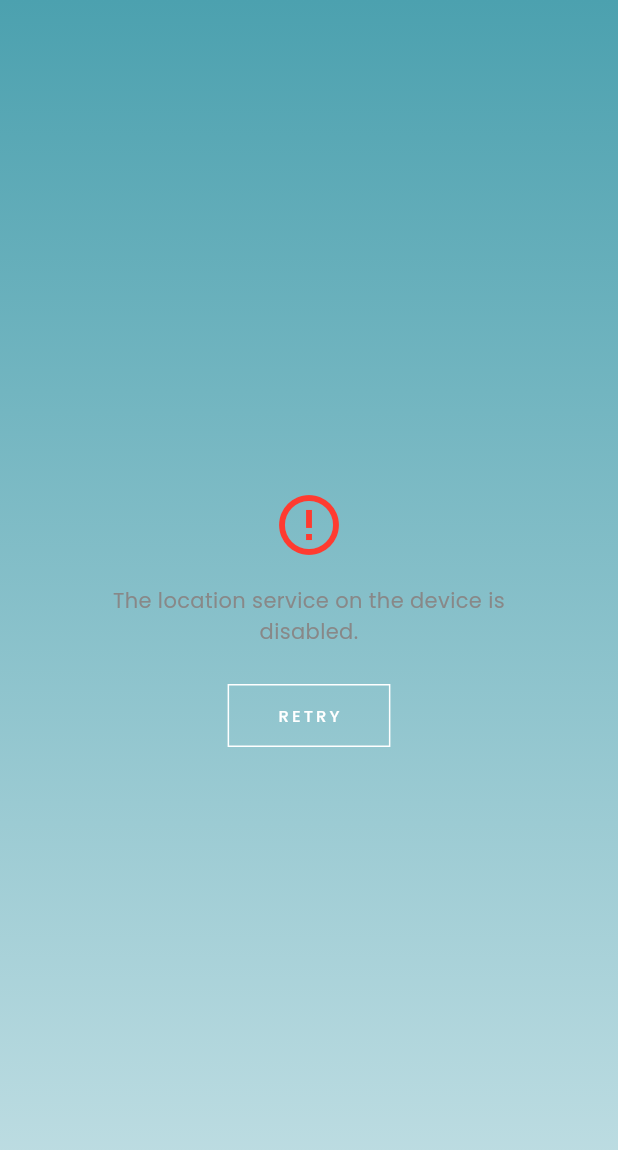
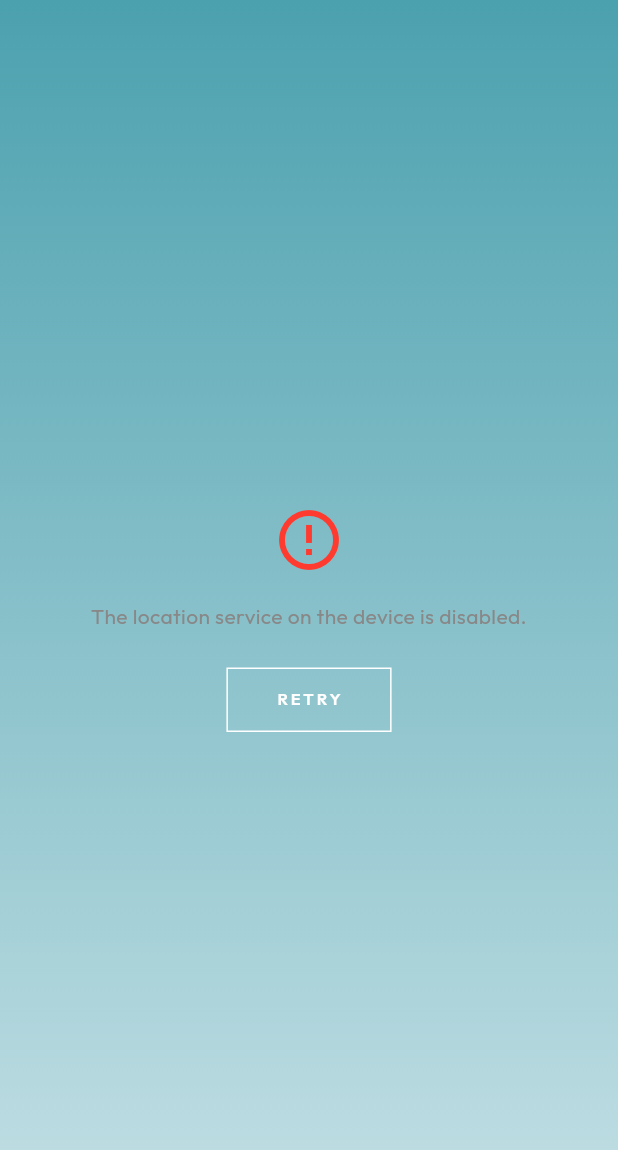
Before and after one commit to workbhaveshpandey-create/kreo_weather, a Flutter app: the screen it shows after launch, on a phone screen of 412 x 824 dp. Shown: the top 1150 px of the screen. Run offline on Flutter 3.47's test engine with Material 3 defaults, Android fonts, the phone set to English and light mode, and no system bars; our stand-ins replace dio, equatable, flutter_animate, flutter_bloc, flutter_local_notifications, geocoding and 5 more; missing offline and left inert: workmanager; statements that could not run were skipped.

Commit message:
Revamp: Cinematic UI Update (Outfit Font, Glassmorphism, Performance)

```diff
--- a/lib/app/theme/app_colors.dart
+++ b/lib/app/theme/app_colors.dart
@@ -37,8 +37,9 @@ class AppColors {
   static const Color accent = Color(0xFF00D9FF);
 
   // Glass effect colors for glassmorphism
-  static const Color glassDark = Color(0x33FFFFFF); // 20% white
-  static const Color glassBorder = Color(0x22FFFFFF); // ~13% white border
+  static const Color glassDark = Color(0x22000000); // 13% black
+  static const Color glassLight = Color(0x33FFFFFF); // 20% white
+  static const Color glassBorder = Color(0x1AFFFFFF); // 10% white border
 
   // Card colors for grid
   static const Color cardUV = Color(0xFF1E1E2E);
@@ -46,18 +47,18 @@ class AppColors {
   static const Color cardHumidity = Color(0xFF1E2E2E);
 }
 
-/// Typography - Using Poppins
+/// Typography - Using Outfit (Cinematic Standard)
 class AppTextStyles {
   AppTextStyles._();
 
-  static TextStyle _poppins({
+  static TextStyle _outfit({
     required double size,
     FontWeight weight = FontWeight.normal,
     Color? color,
     double? height,
     double? letterSpacing,
   }) {
-    return GoogleFonts.poppins(
+    return GoogleFonts.outfit(
       fontSize: size,
       fontWeight: weight,
       color: color,
@@ -67,15 +68,15 @@ class AppTextStyles {
   }
 
   // Temperature Display
-  static TextStyle temperature({Color? color}) => _poppins(
-    size: 80,
-    weight: FontWeight.w200,
+  static TextStyle temperature({Color? color}) => _outfit(
+    size: 100,
+    weight: FontWeight.w100, // Thin
     color: color,
-    letterSpacing: -5,
+    letterSpacing: -6,
   );
 
   // Headlines
-  static TextStyle headline({Color? color}) => _poppins(
+  static TextStyle headline({Color? color}) => _outfit(
     size: 24,
     weight: FontWeight.w600,
     color: color,
@@ -83,87 +84,40 @@ class AppTextStyles {
   );
 
   static TextStyle title({Color? color}) =>
-      _poppins(size: 18, weight: FontWeight.w500, color: color);
+      _outfit(size: 18, weight: FontWeight.w500, color: color);
 
   static TextStyle titleSmall({Color? color}) =>
-      _poppins(size: 14, weight: FontWeight.w500, color: color);
+      _outfit(size: 14, weight: FontWeight.w500, color: color);
 
   // Body
   static TextStyle body({Color? color}) =>
-      _poppins(size: 14, weight: FontWeight.w400, color: color, height: 1.5);
+      _outfit(size: 14, weight: FontWeight.w400, color: color, height: 1.5);
 
   static TextStyle bodySmall({Color? color}) =>
-      _poppins(size: 12, weight: FontWeight.w400, color: color);
+      _outfit(size: 12, weight: FontWeight.w400, color: color);
 
   static TextStyle bodyLarge({Color? color}) =>
-      _poppins(size: 16, weight: FontWeight.w400, color: color, height: 1.6);
+      _outfit(size: 16, weight: FontWeight.w400, color: color, height: 1.6);
 
   // Labels
-  static TextStyle label({Color? color}) => _poppins(
+  static TextStyle label({Color? color}) => _outfit(
     size: 11,
-    weight: FontWeight.w500,
+    weight: FontWeight.w600,
     color: color,
     letterSpacing: 2,
   );
 
-  static TextStyle labelSmall({Color? color}) => _poppins(
+  static TextStyle labelSmall({Color? color}) => _outfit(
     size: 10,
-    weight: FontWeight.w500,
+    weight: FontWeight.w600,
     color: color,
     letterSpacing: 1.5,
   );
 
   // Card Title
   static TextStyle cardTitle({Color? color}) =>
-      _poppins(size: 13, weight: FontWeight.w500, color: color);
+      _outfit(size: 13, weight: FontWeight.w500, color: color);
 
   static TextStyle cardValue({Color? color}) =>
-      _poppins(size: 22, weight: FontWeight.w600, color: color);
+      _outfit(size: 22, weight: FontWeight.w600, color: color);
 }
-
-/// Theme Configuration
-class AppTheme {
-  static ThemeData get darkTheme => ThemeData(
-    useMaterial3: true,
-    brightness: Brightness.dark,
-    primaryColor: AppColors.primary,
-    scaffoldBackgroundColor: AppColors.background,
-    colorScheme: const ColorScheme.dark(
-      primary: AppColors.primary,
-      secondary: AppColors.primary,
-      surface: AppColors.surface,
-      error: AppColors.error,
-      onSurface: AppColors.onSurface,
-      onSurfaceVariant: AppColors.onSurfaceVariant,
-    ),
-    textTheme: TextTheme(
-      bodyMedium: AppTextStyles.body(color: AppColors.onSurface),
-      bodySmall: AppTextStyles.bodySmall(color: AppColors.onSurfaceVariant),
-      titleMedium: AppTextStyles.title(color: AppColors.onSurface),
-      headlineSmall: AppTextStyles.headline(color: AppColors.onSurface),
-    ),
-  );
-
-  static ThemeData get lightTheme => ThemeData(
-    useMaterial3: true,
-    brightness: Brightness.light,
-    primaryColor: AppColors.lightOnBackground,
-    scaffoldBackgroundColor: AppColors.lightBackground,
-    colorScheme: const ColorScheme.light(
-      primary: AppColors.lightOnBackground,
-      secondary: AppColors.lightOnBackground,
-      surface: AppColors.lightSurface,
-      error: AppColors.error,
-      onSurface: AppColors.lightOnSurface,
-      onSurfaceVariant: AppColors.lightOnSurfaceVariant,
-    ),
-    textTheme: TextTheme(
-      bodyMedium: AppTextStyles.body(color: AppColors.lightOnSurface),
-      bodySmall: AppTextStyles.bodySmall(
-        color: AppColors.lightOnSurfaceVariant,
-      ),
-      titleMedium: AppTextStyles.title(color: AppColors.lightOnSurface),
-      headlineSmall: AppTextStyles.headline(color: AppColors.lightOnSurface),
-    ),
-  );
-}
--- a/lib/app/theme/app_theme.dart
+++ b/lib/app/theme/app_theme.dart
@@ -22,4 +22,27 @@ class AppTheme {
       headlineSmall: AppTextStyles.headline(color: AppColors.onSurface),
     ),
   );
+
+  static ThemeData get lightTheme => ThemeData(
+    useMaterial3: true,
+    brightness: Brightness.light,
+    primaryColor: AppColors.lightOnBackground,
+    scaffoldBackgroundColor: AppColors.lightBackground,
+    colorScheme: const ColorScheme.light(
+      primary: AppColors.lightOnBackground,
+      secondary: AppColors.lightOnBackground,
+      surface: AppColors.lightSurface,
+      error: AppColors.error,
+      onSurface: AppColors.lightOnSurface,
+      onSurfaceVariant: AppColors.lightOnSurfaceVariant,
+    ),
+    textTheme: TextTheme(
+      bodyMedium: AppTextStyles.body(color: AppColors.lightOnSurface),
+      bodySmall: AppTextStyles.bodySmall(
+        color: AppColors.lightOnSurfaceVariant,
+      ),
+      titleMedium: AppTextStyles.title(color: AppColors.lightOnSurface),
+      headlineSmall: AppTextStyles.headline(color: AppColors.lightOnSurface),
+    ),
+  );
 }
--- a/lib/main.dart
+++ b/lib/main.dart
@@ -2,6 +2,7 @@ import 'package:flutter/material.dart';
 import 'package:flutter_bloc/flutter_bloc.dart';
 import 'package:permission_handler/permission_handler.dart';
 import 'app/theme/app_colors.dart';
+import 'app/theme/app_theme.dart'; // Add this
 import 'app/theme/theme_cubit.dart';
 import 'core/services/background_service.dart';
 import 'core/services/location_service.dart';
```
Also changed, not shown: lib/features/weather/presentation/screens/home_screen.dart (+23 -26 lines).
